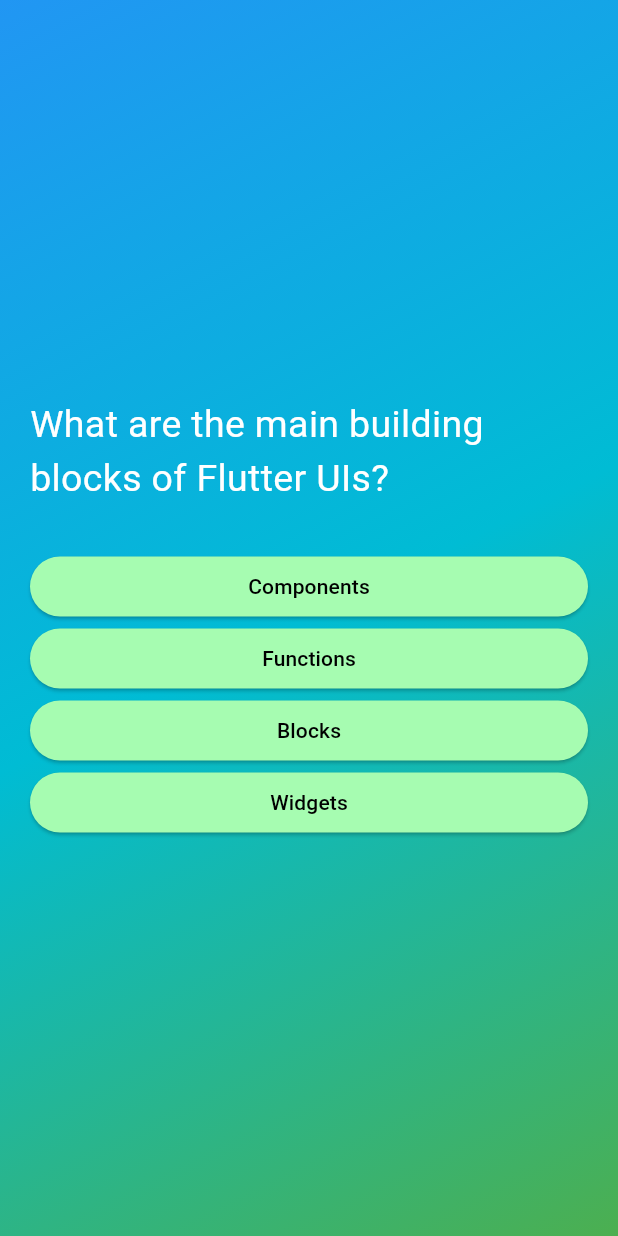
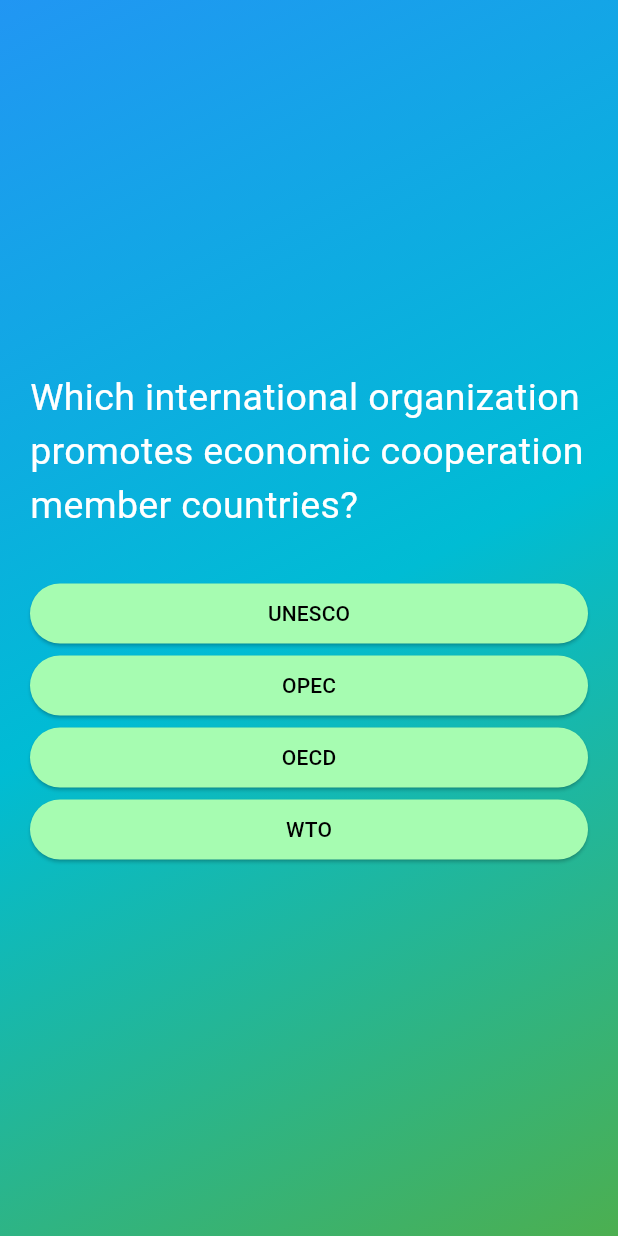
Before and after one commit to Indrajit-Banerjee7/QuizeApp, a Flutter app: the screen it shows after launch, after a tap on "Start Quiz", on a phone screen of 412 x 824 dp. Run offline on Flutter 3.47's test engine with Material 3 defaults, Android fonts, the phone set to English and light mode, and no system bars.

Commit message:
changes data

```diff
--- a/lib/data/questionsdata.dart
+++ b/lib/data/questionsdata.dart
@@ -1,55 +1,55 @@
 import 'package:quize_app/modles/quiz_questions.dart';
 
 const  quetions = [
-  QuizQuestions(
-    'What are the main building blocks of Flutter UIs?',
+ QuizQuestions(
+    'Which international organization promotes economic cooperation member countries?',
     [
-      'Widgets',
-      'Components',
-      'Blocks',
-      'Functions',
+      'WTO',
+      'UNESCO',
+      'OECD',
+      'OPEC',
     ],
   ),
-  QuizQuestions('How are Flutter UIs built?', [
-    'By combining widgets in code',
-    'By combining widgets in a visual editor',
-    'By defining widgets in config files',
-    'By using XCode for iOS and Android Studio for Android',
+  QuizQuestions('What is the full form of IMEC ?', [
+    'India-Middle East-Europe Economic Corridor',
+    'International Monetary Exchange Council',
+    'Integrated Manufacturing and Engineering Consortium',
+    'Intercontinental Migration and Employment Commission',
   ]),
   QuizQuestions(
-    'What\'s the purpose of a StatefulWidget?',
+    'Which country is the largest producer of semiconductors in the world?',
     [
-      'Update UI as data changes',
-      'Update data as UI changes',
-      'Ignore data changes',
-      'Render UI that does not depend on data',
+      'Taiwan',
+      'Japan',
+      'China',
+      'USA',
     ],
   ),
   QuizQuestions(
-    'Which widget should you try to use more often: StatelessWidget or StatefulWidget?',
+    'which country has the largest proven oil reserves?',
     [
-      'StatelessWidget',
-      'StatefulWidget',
-      'Both are equally good',
-      'None of the above',
+      'Venezuela',
+      'Saudi Arabia',
+      'Russia',
+      'USA',
     ],
   ),
   QuizQuestions(
-    'What happens if you change data in a StatelessWidget?',
+    'Which is the biggest asset management company in the world?',
     [
-      'The UI is not updated',
-      'The UI is updated',
-      'The closest StatefulWidget is updated',
-      'Any nested StatefulWidgets are updated',
+      'BlackRock',
+      'Morgan Stanley',
+      'JPMorgan Chase',
+      'Apple',
     ],
   ),
   QuizQuestions(
-    'How should you update data inside of StatefulWidgets?',
+    'Which country has the largest fresh water lake in the world?',
     [
-      'By calling setState()',
-      'By calling updateData()',
-      'By calling updateUI()',
-      'By calling updateState()',
+      'Russia',
+      'Brazil',
+      'India',
+      'China',
     ],
   ),
 ];
```
Also changed, not shown: lib/restultbox.dart (indentation only).
